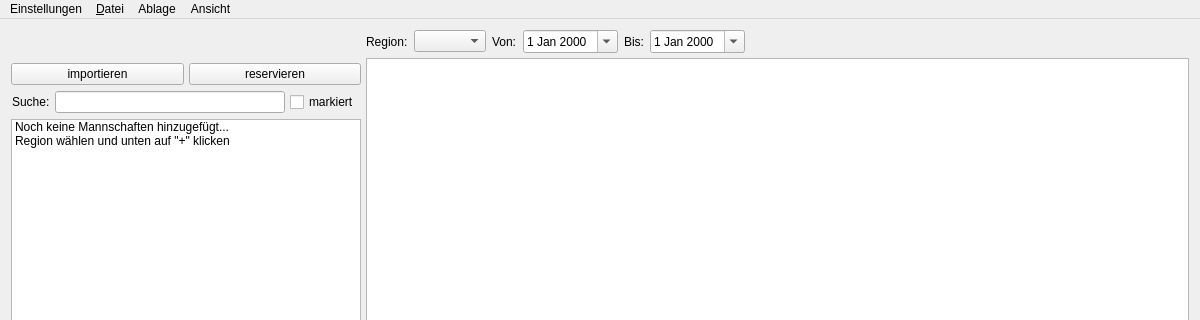
Before: the Qt Designer form bin/mainwindow.ui in fupa/FuME, drawn with Qt 5; both pictures show x 0 to 1200 and y 0 to 320 of the 1200 by 600 pixel window.
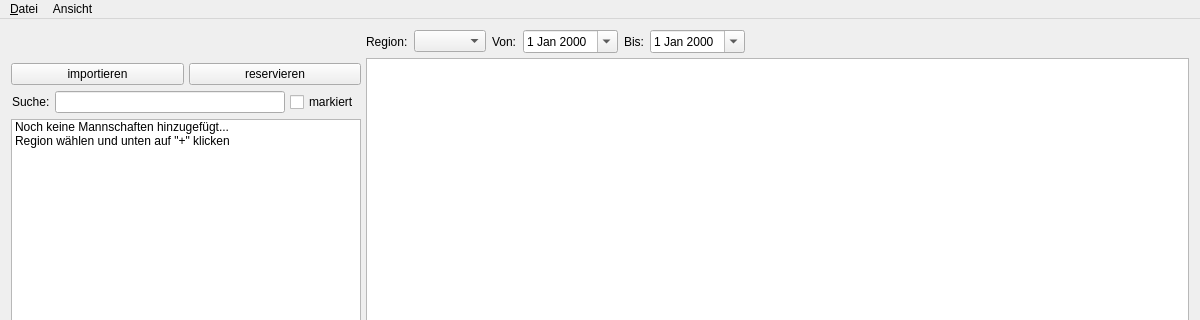
After: the same form once the commit is applied. Icons and pictures are not drawn.

Commit message: menu bar & bug fix

What changed in the file:
```diff
--- a/bin/mainwindow.ui
+++ b/bin/mainwindow.ui
@@ -313,14 +313,6 @@
      <height>22</height>
     </rect>
    </property>
-   <widget class="QMenu" name="menuSettings">
-    <property name="title">
-     <string>Einstellungen</string>
-    </property>
-    <addaction name="actionPreferences"/>
-    <addaction name="actionAbout"/>
-    <addaction name="actionQuit"/>
-   </widget>
    <widget class="QMenu" name="menuDatei">
     <property name="title">
      <string>&amp;Datei</string>
@@ -330,13 +322,7 @@
     <addaction name="actionEinstellungen"/>
     <addaction name="actionLog"/>
     <addaction name="separator"/>
-    <addaction name="actionSchlie_en"/>
-   </widget>
-   <widget class="QMenu" name="menuAblage">
-    <property name="title">
-     <string>Ablage</string>
-    </property>
-    <addaction name="actionLog_2"/>
+    <addaction name="actionBeenden"/>
    </widget>
    <widget class="QMenu" name="menuAnsicht">
     <property name="title">
@@ -353,9 +339,7 @@
     </widget>
     <addaction name="menuDatum"/>
    </widget>
-   <addaction name="menuSettings"/>
    <addaction name="menuDatei"/>
-   <addaction name="menuAblage"/>
    <addaction name="menuAnsicht"/>
   </widget>
   <action name="actionPreferences">
```
Left out of the diff: 30 changed lines with no effect on the pictures. The commit also changes 2 other files.
